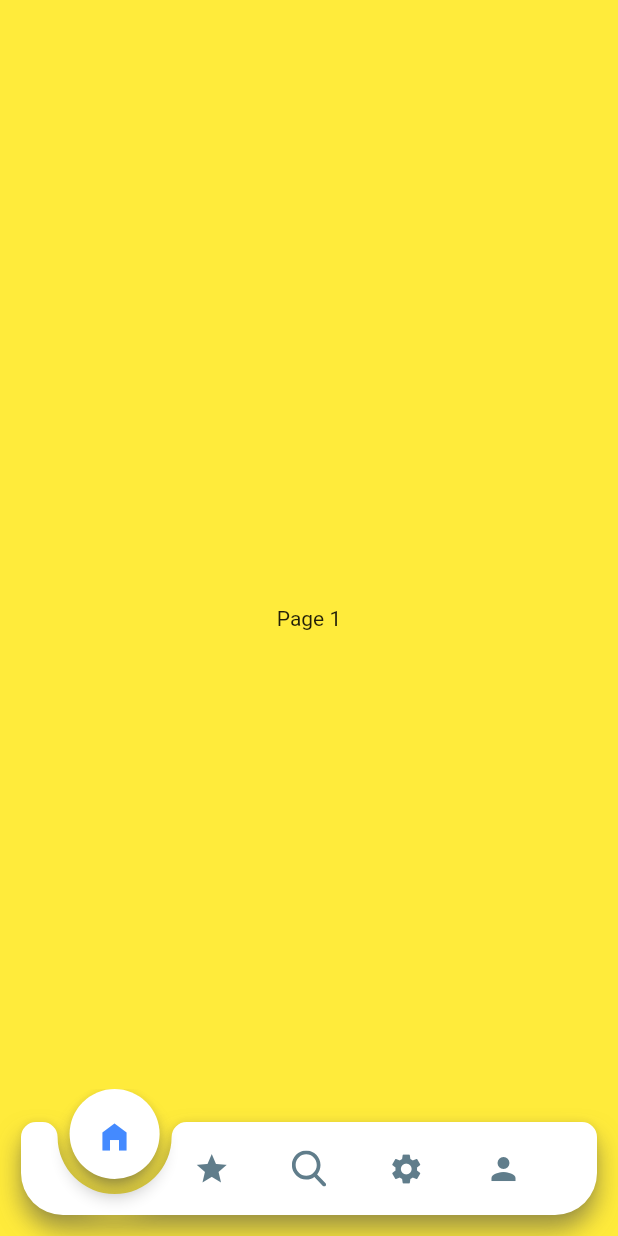
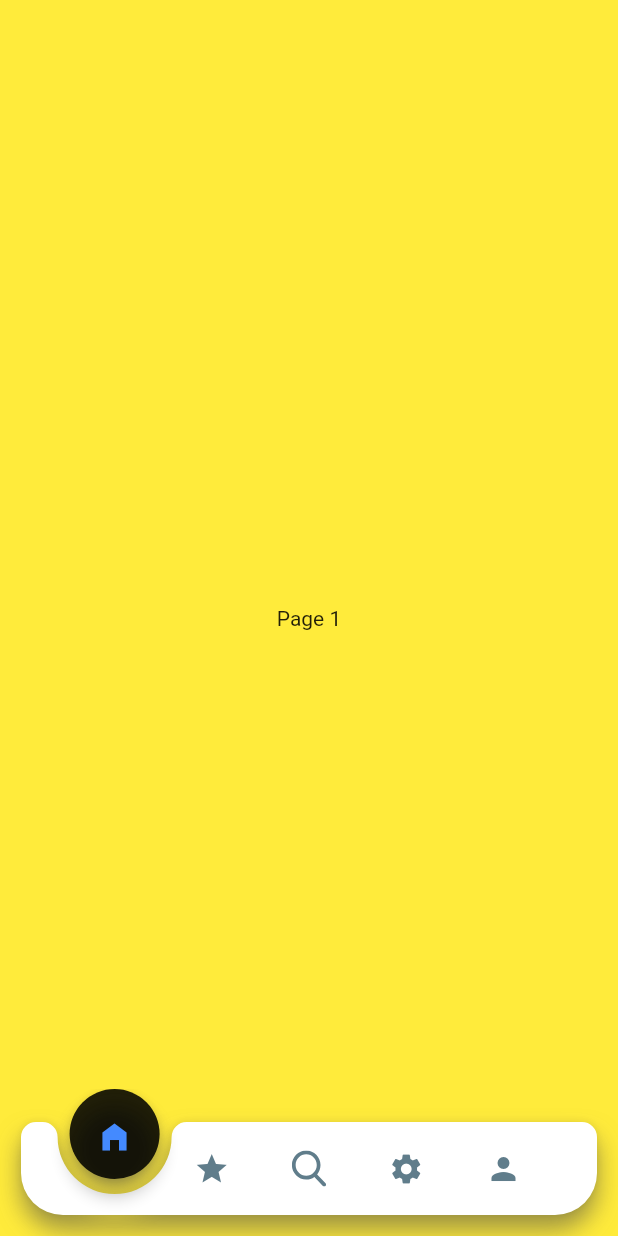
Before and after one commit to Mindinventory/animated_notch_bottom_bar, a Flutter app: the screen it shows after launch, on a phone screen of 412 x 824 dp. Run offline on Flutter 3.47's test engine with Material 2 defaults, Android fonts, the phone set to English and light mode, and no system bars; our stand-ins replace flutter_svg.

Commit message:
- Custom Notch color

```diff
--- a/example/lib/main.dart
+++ b/example/lib/main.dart
@@ -68,6 +68,7 @@ class _MyHomePageState extends State<MyHomePage> {
               pageController: _pageController,
               color: Colors.white,
               showLabel: false,
+              notchColor: Colors.black87,
               bottomBarItems: [
                 const BottomBarItems(
                   inActiveItem: Icon(
--- a/lib/src/bottom_bar_painter.dart
+++ b/lib/src/bottom_bar_painter.dart
@@ -5,11 +5,18 @@ import 'package:flutter/material.dart';
 import 'constants/constants.dart';
 
 class BottomBarPainter extends CustomPainter {
-  BottomBarPainter({@required this.position, this.color, this.showShadow})
+  BottomBarPainter(
+      {required this.position,
+      this.color,
+      this.showShadow,
+      required this.notchColor})
       : _paint = Paint()
           ..color = color ?? Colors.white
           ..isAntiAlias = true,
-        _shadowColor = Colors.grey.shade600;
+        _shadowColor = Colors.grey.shade600,
+        _notchPaint = Paint()
+          ..color = notchColor ?? color ?? Colors.white
+          ..isAntiAlias = true;
 
   /// position
   final double? position;
@@ -25,6 +32,12 @@ class BottomBarPainter extends CustomPainter {
 
   /// Boolean to show shadow
   final bool? showShadow;
+
+  /// Paint Value of notch
+  final Paint? _notchPaint;
+
+  /// Color for the notch
+  final Color? notchColor;
 
   @override
   void paint(Canvas canvas, Size size) {
@@ -103,6 +116,6 @@ class BottomBarPainter extends CustomPainter {
     if (this.showShadow!) {
       canvas..drawShadow(path, _shadowColor!, 5.0, true);
     }
-    canvas.drawPath(path, _paint!);
+    canvas.drawPath(path, _notchPaint!);
   }
 }
--- a/lib/src/notch_bottom_bar.dart
+++ b/lib/src/notch_bottom_bar.dart
@@ -43,6 +43,9 @@ class AnimatedNotchBottomBar extends StatefulWidget {
   /// Filter Y
   final double? blurFilterY;
 
+  /// Color of bottom bar
+  final Color notchColor;
+
   const AnimatedNotchBottomBar(
       {Key? key,
       required this.pageController,
@@ -55,7 +58,8 @@ class AnimatedNotchBottomBar extends StatefulWidget {
       this.showBlurBottomBar = false,
       this.blurOpacity = 0.5,
       this.blurFilterX = 5.0,
-      this.blurFilterY = 10.0})
+      this.blurFilterY = 10.0,
+      this.notchColor = Colors.white})
       : super(key: key);
 
   @override
@@ -116,11 +120,11 @@ class _AnimatedNotchBottomBarState extends State<AnimatedNotchBottomBar> {
                           child: CustomPaint(
                             size: Size(width, height),
                             painter: BottomBarPainter(
-                              position:
-                                  _itemPosByScrollPosition(scrollPosition),
-                              color: widget.color,
-                              showShadow: widget.showShadow,
-                            ),
+                                position:
+                                    _itemPosByScrollPosition(scrollPosition),
+                                color: widget.color,
+                                showShadow: widget.showShadow,
+                                notchColor: widget.notchColor),
                           ),
                         ),
                       ),
--- a/pubspec.yaml
+++ b/pubspec.yaml
@@ -1,6 +1,6 @@
 name: animated_notch_bottom_bar
 description: This package helps you to achieve animated notch bottom navigation bar with any widget as children.
-version: 0.0.4
+version: 0.0.5
 repository : https://github.com/Mindinventory/animated_notch_bottom_bar
 
 environment:
```
Also changed, not shown: 2 other files.
